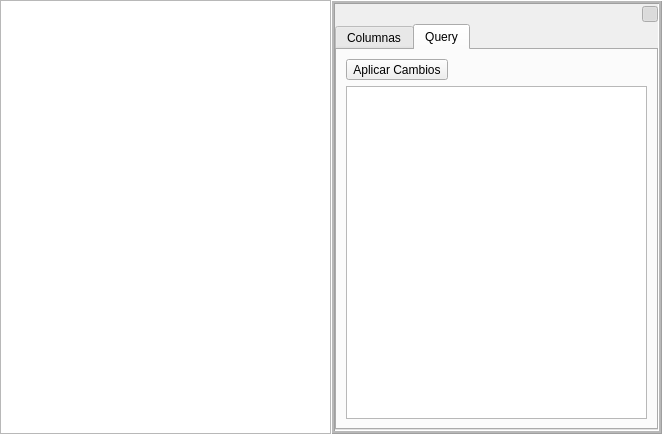
The window that bulmages/bulmalib/subform3base.ui (eboladev/Bulmages-1) describes before a commit, drawn with Qt 5.
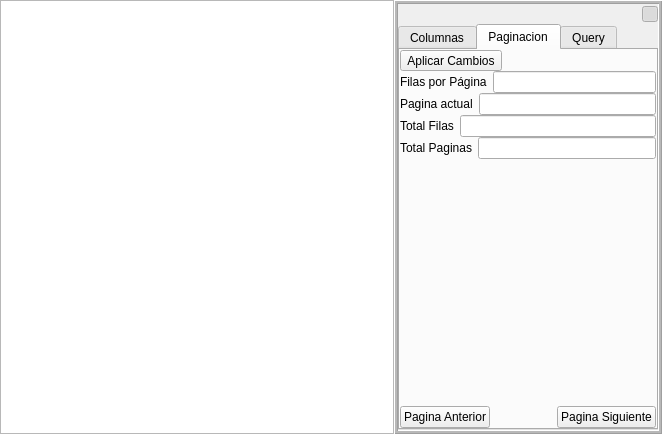
The same window after the commit. The open tabs and pages were chosen to show the change. Icons and pictures are not drawn. Custom widgets are drawn as their Qt base class.

Commit message: Agregada paginacion en los subformularios. Ahora al pulsar sobre configurar subformulario aparece una nueva pestana que indica las filas por pagina, la pagina que se esta visualizando, el numero total de filas y el numero total de paginas. Tambien agrega los botones de pagina siguiente y pagina anterior. La configuracion del numero de filas por pagina se guarda entre sesiones con lo que solo es necesario configurarlo una vez. En cambio siempre se muestra la primera pagina del listado. La paginacion solo afecta a la presentacion por pantalla, en las impresiones se imprime todo.

The edit to the form file:
```diff
--- a/bulmages/bulmalib/subform3base.ui
+++ b/bulmages/bulmalib/subform3base.ui
@@ -31,6 +31,20 @@
    </item>
    <item>
     <widget class="QFrame" name="mui_configurador" >
+     <property name="sizePolicy" >
+      <sizepolicy>
+       <hsizetype>0</hsizetype>
+       <vsizetype>5</vsizetype>
+       <horstretch>0</horstretch>
+       <verstretch>0</verstretch>
+      </sizepolicy>
+     </property>
+     <property name="maximumSize" >
+      <size>
+       <width>300</width>
+       <height>16777215</height>
+      </size>
+     </property>
      <property name="autoFillBackground" >
       <bool>true</bool>
      </property>
@@ -95,7 +109,7 @@
            <string/>
           </property>
           <property name="icon" >
-           <iconset/>
+           <iconset resource="../bulmages-recursos-graficos.qrc" >:/Genericos32x32/images/pendientes/i_tuxPeq.png</iconset>
           </property>
           <property name="iconSize" >
            <size>
@@ -115,6 +129,14 @@
       </item>
       <item>
        <widget class="QTabWidget" name="mui_selectorsubform3" >
+        <property name="sizePolicy" >
+         <sizepolicy>
+          <hsizetype>0</hsizetype>
+          <vsizetype>7</vsizetype>
+          <horstretch>0</horstretch>
+          <verstretch>0</verstretch>
+         </sizepolicy>
+        </property>
         <property name="toolTip" >
          <string>&lt;html>&lt;head>&lt;meta name="qrichtext" content="1" />&lt;/head>&lt;body style=" white-space: pre-wrap; font-family:Sans Serif; font-size:9pt; font-weight:400; font-style:normal; text-decoration:none;">&lt;p style=" margin-top:0px; margin-bottom:0px; margin-left:0px; margin-right:0px; -qt-block-indent:0; text-indent:0px;">asdf&lt;/p>&lt;/body>&lt;/html></string>
         </property>
@@ -122,7 +144,7 @@
          <enum>Qt::LeftToRight</enum>
         </property>
         <property name="currentIndex" >
-         <number>0</number>
+         <number>2</number>
         </property>
         <widget class="QWidget" name="tab" >
          <attribute name="title" >
@@ -130,10 +152,10 @@
          </attribute>
          <layout class="QVBoxLayout" >
           <property name="margin" >
-           <number>9</number>
+           <number>0</number>
           </property>
           <property name="spacing" >
-           <number>6</number>
+           <number>0</number>
           </property>
           <item>
            <widget class="QToolButton" name="mui_confcol" >
@@ -153,16 +175,203 @@
           </item>
          </layout>
         </widget>
+        <widget class="QWidget" name="tab_3" >
+         <attribute name="title" >
+          <string>Paginacion</string>
+         </attribute>
+         <layout class="QVBoxLayout" >
+          <property name="margin" >
+           <number>0</number>
+          </property>
+          <property name="spacing" >
+           <number>0</number>
+          </property>
+          <item>
+           <layout class="QHBoxLayout" >
+            <property name="margin" >
+             <number>0</number>
+            </property>
+            <property name="spacing" >
+             <number>6</number>
+            </property>
+            <item>
+             <widget class="QToolButton" name="mui_appag" >
+              <property name="text" >
+               <string>Aplicar Cambios</string>
+              </property>
+              <property name="icon" >
+               <iconset resource="../bulmages-recursos-graficos.qrc" >:/Genericos32x32/images/pendientes/i_reload.png</iconset>
+              </property>
+              <property name="toolButtonStyle" >
+               <enum>Qt::ToolButtonTextBesideIcon</enum>
+              </property>
+             </widget>
+            </item>
+            <item>
+             <spacer>
+              <property name="orientation" >
+               <enum>Qt::Horizontal</enum>
+              </property>
+              <property name="sizeHint" >
+               <size>
+                <width>40</width>
+                <height>20</height>
+               </size>
+              </property>
+             </spacer>
+            </item>
+           </layout>
+          </item>
+          <item>
+           <layout class="QHBoxLayout" >
+            <property name="margin" >
+             <number>0</number>
+            </property>
+            <property name="spacing" >
+             <number>6</number>
+            </property>
+            <item>
+             <widget class="QLabel" name="label" >
+              <property name="text" >
+               <string>Filas por Página</string>
+              </property>
+             </widget>
+            </item>
+            <item>
+             <widget class="QLineEdit" name="mui_filaspagina" />
+            </item>
+           </layout>
+          </item>
+          <item>
+           <layout class="QHBoxLayout" >
+            <property name="margin" >
+             <number>0</number>
+            </property>
+            <property name="spacing" >
+             <number>6</number>
+            </property>
+            <item>
+             <widget class="QLabel" name="label_2" >
+              <property name="text" >
+               <string>Pagina actual</string>
+              </property>
+             </widget>
+            </item>
+            <item>
+             <widget class="QLineEdit" name="mui_paginaact" />
+            </item>
+           </layout>
+          </item>
+          <item>
+           <layout class="QHBoxLayout" >
+            <property name="margin" >
+             <number>0</number>
+            </property>
+            <property name="spacing" >
+             <number>6</number>
+            </property>
+            <item>
+             <widget class="QLabel" name="label_3" >
+              <property name="text" >
+               <string>Total Filas</string>
+              </property>
+             </widget>
+            </item>
+            <item>
+             <widget class="QLineEdit" name="mui_numfilas" >
+              <property name="readOnly" >
+               <bool>true</bool>
+              </property>
+             </widget>
+            </item>
+           </layout>
+          </item>
+          <item>
+           <layout class="QHBoxLayout" >
+            <property name="margin" >
+             <number>0</number>
+            </property>
+            <property name="spacing" >
+             <number>6</number>
+            </property>
+            <item>
+             <widget class="QLabel" name="label_4" >
+              <property name="text" >
+               <string>Total Paginas</string>
+              </property>
+             </widget>
+            </item>
+            <item>
+             <widget class="QLineEdit" name="mui_numpaginas" >
+              <property name="readOnly" >
+               <bool>true</bool>
+              </property>
+             </widget>
+            </item>
+           </layout>
+          </item>
+          <item>
+           <spacer>
+            <property name="orientation" >
+             <enum>Qt::Vertical</enum>
+            </property>
+            <property name="sizeHint" >
+             <size>
+              <width>20</width>
+              <height>40</height>
+             </size>
+            </property>
+           </spacer>
+          </item>
+          <item>
+           <layout class="QHBoxLayout" >
+            <property name="margin" >
+             <number>0</number>
+            </property>
+            <property name="spacing" >
+             <number>6</number>
+            </property>
+            <item>
+             <widget class="QPushButton" name="mui_paganterior" >
+              <property name="text" >
+               <string>Pagina Anterior</string>
+              </property>
+             </widget>
+            </item>
+            <item>
+             <spacer>
+              <property name="orientation" >
+               <enum>Qt::Horizontal</enum>
+              </property>
+              <property name="sizeHint" >
+               <size>
+                <width>40</width>
+                <height>20</height>
+               </size>
+              </property>
+             </spacer>
+            </item>
+            <item>
+             <widget class="QPushButton" name="mui_pagsiguiente" >
+              <property name="text" >
+               <string>Pagina Siguiente</string>
+              </property>
+             </widget>
+            </item>
+           </layout>
+          </item>
+         </layout>
+        </widget>
         <widget class="QWidget" name="tab_2" >
          <attribute name="title" >
           <string>Query</string>
          </attribute>
          <layout class="QVBoxLayout" >
           <property name="margin" >
-           <number>9</number>
+           <number>0</number>
           </property>
           <property name="spacing" >
-           <number>6</number>
+           <number>0</number>
           </property>
           <item>
            <widget class="QToolButton" name="mui_confquery" >
```
The commit also changes 12 other files.
